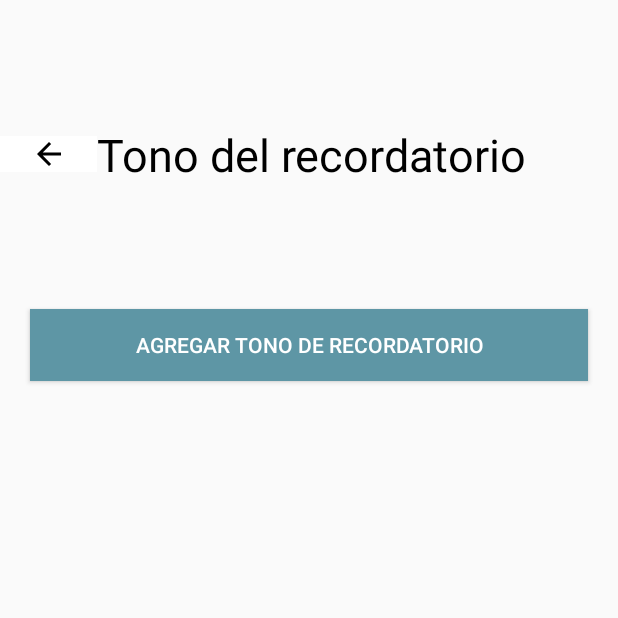
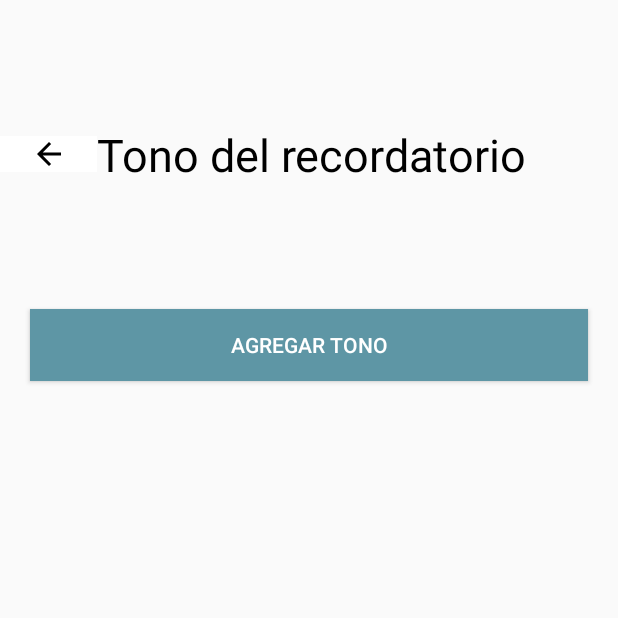
Before and after one commit to gabriel10987/RecordatorioMedico, an Android app: the SoundActivity screen opened directly, with no data from a screen before it, on a phone screen of 412 x 824 dp, the top half of it. Run offline under Robolectric (Android 15) with nearby library versions, the phone set to English and light mode, and no system bars.

Commit message:
Segunda modificación al archivo activity_sound

```diff
--- a/app/src/main/res/layout/activity_sound.xml
+++ b/app/src/main/res/layout/activity_sound.xml
@@ -37,7 +37,7 @@
         android:id="@+id/btn_add_tone"
         android:layout_width="match_parent"
         android:layout_height="wrap_content"
-        android:text="Agregar tono de recordatorio"
+        android:text="Agregar tono"
         android:layout_marginHorizontal="20dp"
         android:layout_marginBottom="20dp"
         android:textColor="@color/white"
```
